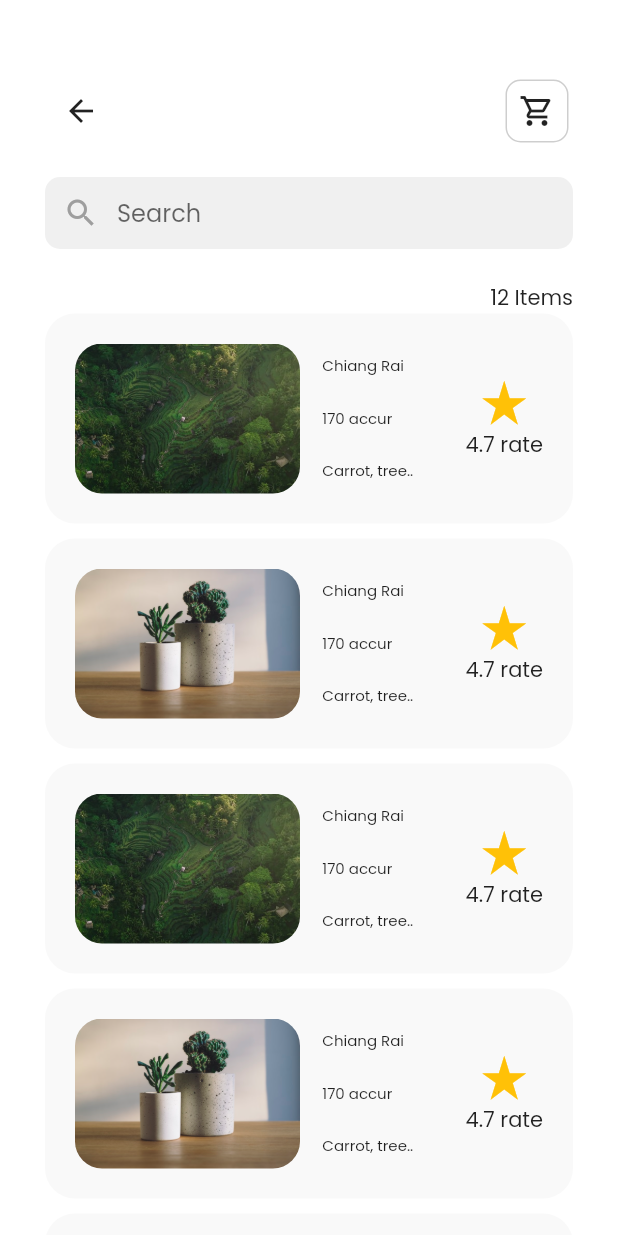
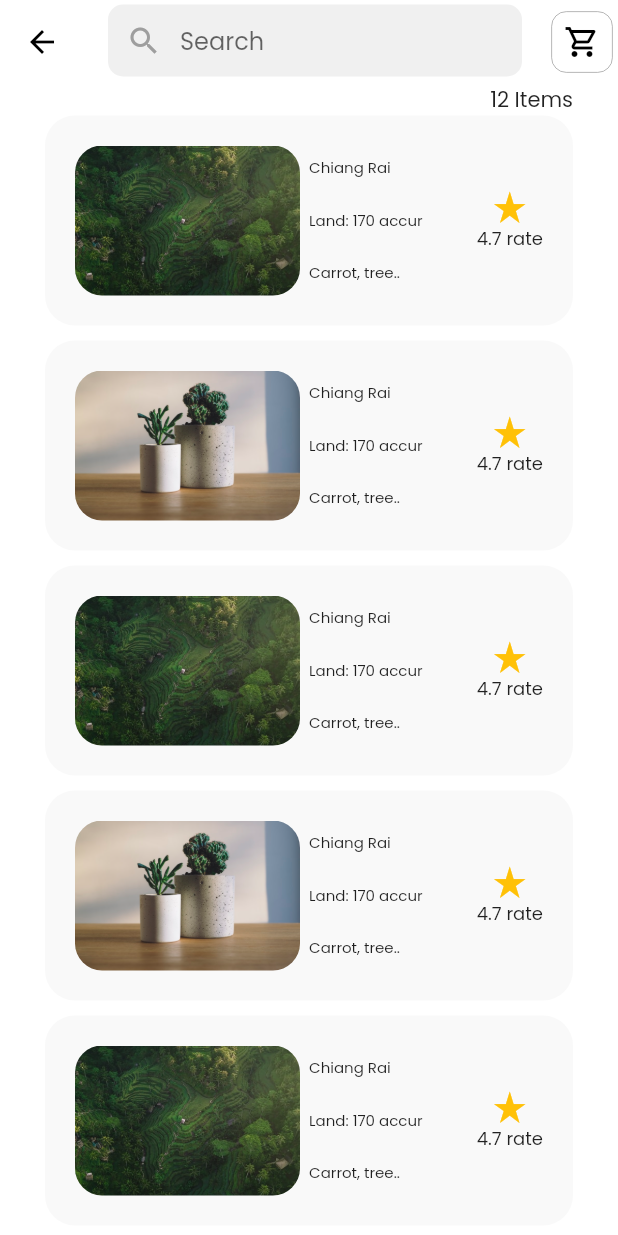
Before and after one commit to aimaimm/Wanna_plant, a Flutter app: the screen it shows after launch, after a tap on "see all", on a phone screen of 412 x 824 dp. Run offline on Flutter 3.47's test engine with Material 2 defaults, Android fonts, the phone set to English and light mode, and no system bars; our stand-ins replace flutter_svg.

Commit message:
edit font size and fix app bar on top

```diff
--- a/lib/DetailLand/DetailScreen.dart
+++ b/lib/DetailLand/DetailScreen.dart
@@ -20,8 +20,29 @@ class _DetailScreenState extends State<DetailScreen> {
     Size size = MediaQuery.of(context).size;
 
     return Scaffold(
+      extendBodyBehindAppBar: true,
+      appBar: AppBar(
+        backgroundColor: Colors.transparent,
+        elevation: 0,
+        actions: [
+          IconButton(
+            padding: EdgeInsets.all(0),
+            onPressed: () {},
+            icon: Container(
+              padding: EdgeInsets.all(8),
+              decoration: BoxDecoration(
+                color: Colors.white,
+                borderRadius: BorderRadius.circular(10),
+              ),
+              child: Icon(
+                Icons.shopping_cart_outlined,
+                color: Colors.black,
+              ),
+            ),
+          ),
+        ],
+      ),
       body: SingleChildScrollView(
-        child: SafeArea(
         child: Column(
           crossAxisAlignment: CrossAxisAlignment.start,
           children: [
@@ -32,42 +53,6 @@ class _DetailScreenState extends State<DetailScreen> {
                   width: size.width,
                   height: 350,
                   fit: BoxFit.cover,
-                  ),
-                  Positioned(
-                    width: size.width,
-                    left: 1,
-                    child: Row(
-                      mainAxisAlignment: MainAxisAlignment.spaceBetween,
-                      children: [
-                        Padding(
-                          padding: const EdgeInsets.all(16),
-                          child: IconButton(
-                            onPressed: () {
-                              Navigator.pop(context);
-                            },
-                            icon: Icon(
-                              Icons.arrow_back,
-                              color: Colors.white,
-                            ),
-                          ),
-                        ),
-                        Padding(
-                          padding: const EdgeInsets.all(16),
-                          child: IconButton(
-                            padding: EdgeInsets.all(0),
-                            onPressed: () {},
-                            icon: Container(
-                              padding: EdgeInsets.all(8),
-                              decoration: BoxDecoration(
-                                color: Colors.white,
-                                borderRadius: BorderRadius.circular(10),
-                              ),
-                              child: Icon(Icons.shopping_cart_outlined),
-                            ),
-                          ),
-                        ),
-                      ],
-                    ),
                 ),
               ],
             ),
@@ -132,6 +117,7 @@ class _DetailScreenState extends State<DetailScreen> {
                     child: Text(
                       'Description',
                       style: TextStyle(
+                        fontWeight: FontWeight.w400,
                         fontSize: 16,
                       ),
                     ),
@@ -139,6 +125,7 @@ class _DetailScreenState extends State<DetailScreen> {
                   Text(
                     '${widget.listplant['Description']}',
                     style: TextStyle(
+                      color: Colors.black.withOpacity(0.7),
                       fontSize: 14,
                     ),
                   ),
@@ -154,8 +141,8 @@ class _DetailScreenState extends State<DetailScreen> {
               child: Container(
                 decoration: BoxDecoration(
                   border: Border(
-                      top: BorderSide(width: 1, color: Colors.grey),
-                      bottom: BorderSide(width: 1, color: Colors.grey),
+                    top: BorderSide(width: 0.3, color: Colors.grey),
+                    bottom: BorderSide(width: 0.3, color: Colors.grey),
                   ),
                 ),
                 child: Padding(
@@ -231,7 +218,7 @@ class _DetailScreenState extends State<DetailScreen> {
                           return InkWell(
                             onTap: () {},
                             child: ClipRRect(
-                                borderRadius: BorderRadius.circular(20),
+                              borderRadius: BorderRadius.circular(13),
                               child: Image.asset(
                                 '${widget.listplant['picture']}',
                                 width: 150,
@@ -296,7 +283,6 @@ class _DetailScreenState extends State<DetailScreen> {
               ),
             ),
           ],
-          ),
         ),
       ),
       bottomSheet: showBotton_sheet
--- a/lib/homepage/homeScreen.dart
+++ b/lib/homepage/homeScreen.dart
@@ -161,40 +161,67 @@ class _HomeState extends State<Home> {
     return GestureDetector(
       onTap: () => FocusManager.instance.primaryFocus?.unfocus(),
       child: Scaffold(
-        body: SingleChildScrollView(
-          child: Padding(
-            padding: const EdgeInsets.only(top: 50, left: 30, right: 30),
-            child: Column(
-              children: [
-                Column(
-                  children: [
-                    Row(
-                      mainAxisAlignment: MainAxisAlignment.spaceBetween,
-                      children: [
-                        Column(
+        appBar: AppBar(
+          elevation: 0,
+          toolbarHeight: 340,
+          backgroundColor: Colors.white,
+          leading: Column(
             children: [
               Text(
                 'Will you have',
-                              style: Theme.of(context)
-                                  .textTheme
-                                  .headline5!
-                                  .copyWith(
+                style: Theme.of(context).textTheme.headline5!.copyWith(
                       color: Colors.black,
                       fontWeight: FontWeight.bold,
                     ),
               ),
               Text(
                 'Wanna plant?',
-                              style: Theme.of(context)
-                                  .textTheme
-                                  .headline5!
-                                  .copyWith(
+                style: Theme.of(context).textTheme.headline5!.copyWith(
                       color: Colors.black,
                       fontWeight: FontWeight.bold,
                     ),
               ),
             ],
           ),
+          title: Container(
+            margin: EdgeInsets.symmetric(
+              vertical: 20,
+            ),
+            decoration: BoxDecoration(
+              color: Colors.white,
+              borderRadius: BorderRadius.only(
+                topRight: Radius.circular(15),
+              ),
+            ),
+            child: SizedBox(
+              height: 50,
+              child: TextField(
+                onTap: () {
+                  setState(() {
+                    animation_search = 0;
+                    animationFade_search(context);
+                  });
+                },
+                cursorColor: Colors.black,
+                decoration: InputDecoration(
+                  border: OutlineInputBorder(
+                    borderRadius: BorderRadius.circular(10),
+                    borderSide: BorderSide.none,
+                  ),
+                  filled: true,
+                  fillColor: Color(0xffF0F0F0),
+                  prefixIcon: Icon(
+                    Icons.search,
+                    color: Colors.grey,
+                  ),
+                  hintText: 'Search',
+                  contentPadding:
+                      EdgeInsets.only(left: 15, bottom: 11, top: 11, right: 15),
+                ),
+              ),
+            ),
+          ),
+          actions: [
             Row(
               children: [
                 Stack(
@@ -229,50 +256,27 @@ class _HomeState extends State<Home> {
                       ),
                       borderRadius: BorderRadius.circular(10),
                     ),
-                                child: Icon(Icons.shopping_cart_outlined),
+                    child: Icon(
+                      Icons.shopping_cart_outlined,
+                      color: Colors.black,
+                    ),
                   ),
                 ),
               ],
             ),
           ],
         ),
-                    Container(
-                      margin: EdgeInsets.symmetric(
-                        vertical: 20,
-                      ),
-                      decoration: BoxDecoration(
-                        color: Colors.white,
-                        borderRadius: BorderRadius.only(
-                          topRight: Radius.circular(15),
-                        ),
-                      ),
-                      child: SizedBox(
-                        height: 50,
-                        child: TextField(
-                          onTap: () {
-                            setState(() {
-                              animation_search = 0;
-                              animationFade_search(context);
-                            });
-                          },
-                          cursorColor: Colors.black,
-                          decoration: InputDecoration(
-                            border: OutlineInputBorder(
-                              borderRadius: BorderRadius.circular(10),
-                              borderSide: BorderSide.none,
-                            ),
-                            filled: true,
-                            fillColor: Color(0xffF0F0F0),
-                            prefixIcon: Icon(
-                              Icons.search,
-                              color: Colors.grey,
-                            ),
-                            hintText: 'Search',
-                            contentPadding: EdgeInsets.only(
-                                left: 15, bottom: 11, top: 11, right: 15),
-                          ),
-                        ),
-                      ),
+        body: SingleChildScrollView(
+          physics: BouncingScrollPhysics(),
+          child: Padding(
+            padding: const EdgeInsets.only(top: 50, left: 30, right: 30),
+            child: Column(
+              children: [
+                Column(
+                  children: [
+                    Row(
+                      mainAxisAlignment: MainAxisAlignment.spaceBetween,
+                      children: [],
                     ),
                     AnimatedOpacity(
                       opacity: animation_search,
@@ -296,6 +300,7 @@ class _HomeState extends State<Home> {
                                   child: Container(
                                     height: 200,
                                     child: ListView.builder(
+                                      physics: BouncingScrollPhysics(),
                                       scrollDirection: Axis.horizontal,
                                       itemCount: Listplant.length,
                                       itemBuilder: (context, index) {
@@ -341,30 +346,50 @@ class _HomeState extends State<Home> {
                                                     height: 10,
                                                   ),
                                                   Row(
+                                                    mainAxisAlignment:
+                                                        MainAxisAlignment.end,
+                                                    children: [
+                                                      Column(
+                                                        crossAxisAlignment:
+                                                            CrossAxisAlignment
+                                                                .start,
                                                         children: [
                                                           Text(
                                                             '${Listplant[index]['localtion']}',
                                                             style: TextStyle(
                                                                 fontSize: 10),
                                                           ),
+                                                          Text(
+                                                            '${Listplant[index]['land']}',
+                                                            style: TextStyle(
+                                                                fontSize: 10),
+                                                          ),
+                                                          Text(
+                                                            '${Listplant[index]['plant']}',
+                                                            style: TextStyle(
+                                                                fontSize: 10),
+                                                          ),
+                                                        ],
+                                                      ),
                                                       SizedBox(
-                                                        width: 60,
+                                                        width: 40,
                                                       ),
+                                                      Column(
+                                                        children: [
                                                           Icon(
                                                             Icons.star_rate,
                                                             color: Colors.amber,
+                                                            size: 20,
+                                                          ),
+                                                          Text(
+                                                            '4.7 rate',
+                                                            style: TextStyle(
+                                                              fontSize: 10,
+                                                            ),
                                                           ),
                                                         ],
                                                       ),
-                                                  Text(
-                                                    '${Listplant[index]['land']}',
-                                                    style:
-                                                        TextStyle(fontSize: 10),
-                                                  ),
-                                                  Text(
-                                                    '${Listplant[index]['plant']}',
-                                                    style:
-                                                        TextStyle(fontSize: 10),
+                                                    ],
                                                   ),
                                                 ],
                                               ),
@@ -394,18 +419,24 @@ class _HomeState extends State<Home> {
                 ),
                 Visibility(
                   visible: hide_pop,
-                  child: Container(
-                    margin: EdgeInsets.only(top: 20),
                   child: Row(
                     mainAxisAlignment: MainAxisAlignment.spaceBetween,
                     children: [
-                        Text('All'),
+                      Text(
+                        'All',
+                        style: TextStyle(
+                          fontSize: 16,
+                          fontWeight: FontWeight.bold,
+                        ),
+                      ),
                       TextButton(
                         onPressed: () {
                           Navigator.push(
                             context,
                             MaterialPageRoute(
-                                    builder: (context) => Seeallscreen()));
+                              builder: (context) => Seeallscreen(),
+                            ),
+                          );
                         },
                         child: Text(
                           'see all',
@@ -415,8 +446,8 @@ class _HomeState extends State<Home> {
                     ],
                   ),
                 ),
-                ),
                 ListView.builder(
+                  padding: EdgeInsets.all(0),
                   physics: NeverScrollableScrollPhysics(),
                   shrinkWrap: true,
                   itemCount: Listplant.length,
@@ -481,7 +512,7 @@ class _HomeState extends State<Home> {
                                 ),
                               ),
                               Container(
-                                margin: EdgeInsets.only(right: 20),
+                                margin: EdgeInsets.only(right: 30),
                                 child: Column(
                                   crossAxisAlignment: CrossAxisAlignment.start,
                                   children: [
@@ -493,7 +524,7 @@ class _HomeState extends State<Home> {
                                       height: 20,
                                     ),
                                     Text(
-                                      '${Listplant[index]['land']}',
+                                      'Land: ${Listplant[index]['land']}',
                                       style: TextStyle(fontSize: 10),
                                     ),
                                     SizedBox(
@@ -512,9 +543,14 @@ class _HomeState extends State<Home> {
                                     Icon(
                                       Icons.star_rate,
                                       color: Colors.amber,
-                                      size: 35,
+                                      size: 25,
                                     ),
-                                    Text('4.7 rate'),
+                                    Text(
+                                      '4.7 rate',
+                                      style: TextStyle(
+                                        fontSize: 12,
+                                      ),
+                                    ),
                                   ],
                                 ),
                               )
--- a/lib/homepage/homepage_seeAllScrenn.dart
+++ b/lib/homepage/homepage_seeAllScrenn.dart
@@ -123,42 +123,25 @@ class _SeeallscreenState extends State<Seeallscreen> {
   @override
   Widget build(BuildContext context) {
     return Scaffold(
-        body: SingleChildScrollView(
-      child: Padding(
-        padding: const EdgeInsets.only(top: 50, left: 30, right: 30),
-        child: Column(
-          children: [
-            Row(
-              mainAxisAlignment: MainAxisAlignment.spaceBetween,
-              children: [
-                IconButton(
-                  onPressed: () {
-                    Navigator.pop(context);
-                  },
-                  icon: Icon(Icons.arrow_back),
-                ),
-                Row(
-                  children: [
-                    IconButton(
+        appBar: AppBar(
+          backgroundColor: Colors.white,
+          elevation: 0,
+          leading: IconButton(
             padding: EdgeInsets.all(0),
             onPressed: () {},
             icon: Container(
               padding: EdgeInsets.all(8),
               decoration: BoxDecoration(
-                          border: Border.all(
-                            width: 1,
-                            color: Colors.grey.withOpacity(0.5),
-                          ),
+                color: Colors.white,
                 borderRadius: BorderRadius.circular(10),
               ),
-                        child: Icon(Icons.shopping_cart_outlined),
+              child: Icon(
+                Icons.arrow_back,
+                color: Colors.black,
               ),
             ),
-                  ],
           ),
-              ],
-            ),
-            Container(
+          title: Container(
             margin: EdgeInsets.symmetric(
               vertical: 20,
             ),
@@ -185,12 +168,37 @@ class _SeeallscreenState extends State<Seeallscreen> {
                     color: Colors.grey,
                   ),
                   hintText: 'Search',
-                    contentPadding: EdgeInsets.only(
-                        left: 15, bottom: 11, top: 11, right: 15),
+                  contentPadding:
+                      EdgeInsets.only(left: 15, bottom: 11, top: 11, right: 15),
                 ),
               ),
             ),
           ),
+          actions: [
+            IconButton(
+              padding: EdgeInsets.all(0),
+              onPressed: () {},
+              icon: Container(
+                padding: EdgeInsets.all(8),
+                decoration: BoxDecoration(
+                  border: Border.all(width: 0.5, color: Colors.grey),
+                  color: Colors.white,
+                  borderRadius: BorderRadius.circular(10),
+                ),
+                child: Icon(
+                  Icons.shopping_cart_outlined,
+                  color: Colors.black,
+                ),
+              ),
+            )
+          ],
+        ),
+        body: SingleChildScrollView(
+          physics: BouncingScrollPhysics(),
+          child: Padding(
+            padding: const EdgeInsets.only(left: 30, right: 30),
+            child: Column(
+              children: [
                 Row(
                   mainAxisAlignment: MainAxisAlignment.end,
                   children: [
@@ -198,6 +206,7 @@ class _SeeallscreenState extends State<Seeallscreen> {
                   ],
                 ),
                 ListView.builder(
+                  padding: EdgeInsets.all(0),
                   physics: NeverScrollableScrollPhysics(),
                   shrinkWrap: true,
                   itemCount: Listplant.length,
@@ -234,7 +243,7 @@ class _SeeallscreenState extends State<Seeallscreen> {
                                 ),
                               ),
                               Container(
-                            margin: EdgeInsets.only(right: 20),
+                                margin: EdgeInsets.only(right: 30),
                                 child: Column(
                                   crossAxisAlignment: CrossAxisAlignment.start,
                                   children: [
@@ -246,7 +255,7 @@ class _SeeallscreenState extends State<Seeallscreen> {
                                       height: 20,
                                     ),
                                     Text(
-                                  '${Listplant[index]['land']}',
+                                      'Land: ${Listplant[index]['land']}',
                                       style: TextStyle(fontSize: 10),
                                     ),
                                     SizedBox(
@@ -265,9 +274,14 @@ class _SeeallscreenState extends State<Seeallscreen> {
                                     Icon(
                                       Icons.star_rate,
                                       color: Colors.amber,
-                                  size: 35,
+                                      size: 25,
                                     ),
-                                Text('4.7 rate'),
+                                    Text(
+                                      '4.7 rate',
+                                      style: TextStyle(
+                                        fontSize: 12,
+                                      ),
+                                    ),
                                   ],
                                 ),
                               )
```
Lines whose indentation alone changed are shown as unchanged.
